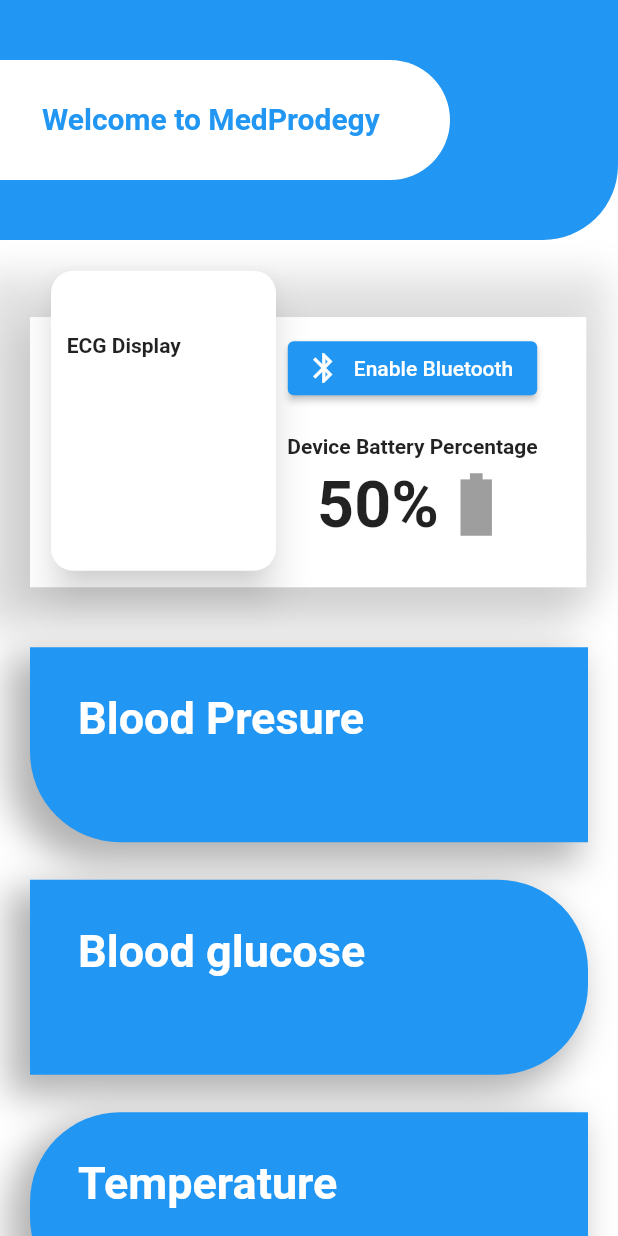
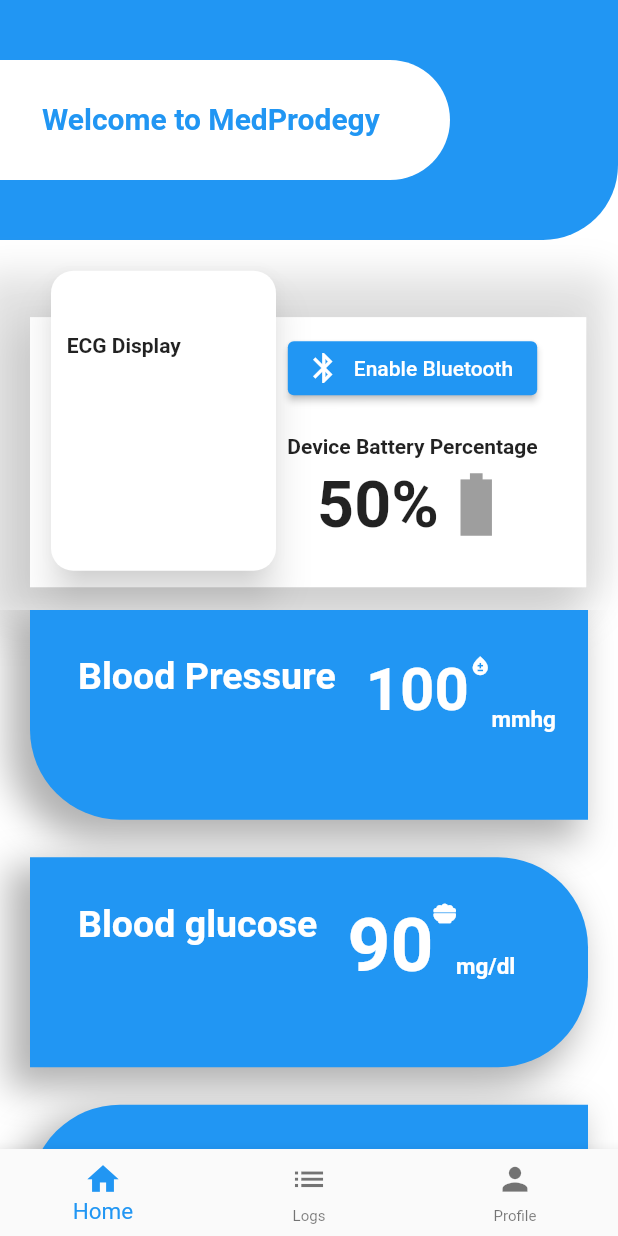
Before and after one commit to Tense-Turtles/MedProdigy-app, a Flutter app: the HomeView screen opened directly, on a phone screen of 412 x 824 dp. Run offline on Flutter 3.47's test engine with Material 2 defaults, Android fonts, the phone set to English and light mode, and no system bars; our stand-ins replace cloud_firestore, firebase_auth, firebase_core, flutter_bluetooth_serial, font_awesome_flutter, sqflite; accounts and stored records are empty.

Commit message:
updated homeage and added bottomnav

```diff
--- a/lib/ui/home_view.dart
+++ b/lib/ui/home_view.dart
@@ -6,7 +6,9 @@
 import 'package:flutter/material.dart';
 import 'package:hospicare_app/serial_bluetooth/MainPage.dart';
 import 'package:flutter/src/painting/box_shadow.dart';
+import 'themes/bottom_navbar.dart';
 import 'themes/custom_nv_bar.dart';
+import 'package:font_awesome_flutter/font_awesome_flutter.dart';
 
 class HomeView extends StatefulWidget {
   // ignore: prefer_const_constructors_in_immutables
@@ -26,6 +28,8 @@
     final double height = MediaQuery.of(context).size.height;
     final double width = MediaQuery.of(context).size.width;
     return Scaffold(
+      resizeToAvoidBottomInset: false,
+      bottomNavigationBar: bottomNavbar(),
       backgroundColor: Colors.white,
       body: Column(
         children: [
@@ -121,7 +125,7 @@
                           borderRadius: BorderRadius.circular(10),
                           // image: DecorationImage(
                           //     fit: BoxFit.fill,
-                          //     image: AssetImage('assets/images/logo.jpeg'))
+                          //     image: AssetImage('https://www.onlinebiologynotes.com/wp-content/uploads/2018/08/ECG-678x300.jpg'))
                         ),
                         child: Text(
                           "   ECG Display",
@@ -190,8 +194,8 @@
                     children: [
 //Blood Pressure
                       Container(
-                        margin: const EdgeInsets.only(bottom: 5, top: 25),
-                        height: 150,
+                        margin: const EdgeInsets.only(bottom: 5, top: 0),
+                        height: 160,
                         padding: const EdgeInsets.only(
                             left: 20, right: 20, bottom: 20),
                         child: Container(
@@ -213,32 +217,53 @@
                             bottom: 50,
                           ),
                           child: Column(
+                            children: [
+                              Row(
                                 crossAxisAlignment: CrossAxisAlignment.start,
                                 children: <Widget>[
                                   Text(
-                                "Blood Presure",
+                                    "Blood Pressure",
                                     style: TextStyle(
                                         color: Colors.white,
-                                    fontSize: 30,
+                                        fontSize: 25,
                                         fontWeight: FontWeight.bold),
+                                  ),
+                                  const SizedBox(
+                                    width: 20,
+                                  ),
+                                  Text(
+                                    "100",
+                                    style: TextStyle(
+                                        color: Colors.white,
+                                        fontSize: 40,
+                                        height: 0,
+                                        fontWeight: FontWeight.bold),
+                                  ),
+                                  Positioned(
+                                      left: -5,
+                                      child: Align(
+                                          alignment: Alignment.topLeft,
+                                          child: Icon(
+                                            Icons.bloodtype,
+                                            size: 15,
+                                            color: Colors.white,
+                                          ))),
+                                  Positioned(
+                                    left: -2,
+                                    child: Text(
+                                      "mmhg",
+                                      style: TextStyle(
+                                          color: Colors.white,
+                                          fontSize: 15,
+                                          height: 4,
+                                          fontWeight: FontWeight.bold),
+                                    ),
                                   ),
                                   const SizedBox(
                                     height: 2,
                                   ),
-                              // Align(
-                              //     alignment: Alignment.topRight,
-                              //     child: Icon(
-                              //       Icons.battery_full_sharp,
-                              //       size: 30,
-                              //       color: Colors.grey,
-                              //     )),
-                              // Text(
-                              //   "General range 90/60mmHg and 120/80mmHg",
-                              //   style: TextStyle(
-                              //       color: Colors.white,
-                              //       fontSize: 10,
-                              //       fontWeight: FontWeight.bold),
-                              // ),
+                                ],
+                              ),
                             ],
                           ),
                         ),
@@ -246,7 +271,7 @@
 //Blood glucose
                       Container(
                         margin: const EdgeInsets.only(bottom: 5, top: 0),
-                        height: 150,
+                        height: 160,
                         padding: const EdgeInsets.only(
                             left: 20, right: 20, bottom: 20),
                         child: Container(
@@ -268,29 +293,49 @@
                             top: 30,
                             bottom: 50,
                           ),
-                          child: Row(
+                          child: Column(
                             children: [
-                              Column(
+                              Row(
                                 crossAxisAlignment: CrossAxisAlignment.start,
                                 children: <Widget>[
                                   Text(
                                     "Blood glucose",
                                     style: TextStyle(
                                         color: Colors.white,
-                                        fontSize: 30,
+                                        fontSize: 25,
+                                        fontWeight: FontWeight.bold),
+                                  ),
+                                  const SizedBox(
+                                    width: 20,
+                                  ),
+                                  Text(
+                                    "90",
+                                    style: TextStyle(
+                                        color: Colors.white,
+                                        fontSize: 50,
+                                        height: 0,
+                                        fontWeight: FontWeight.bold),
+                                  ),
+                                  Positioned(
+                                      left: -5,
+                                      child: Align(
+                                          alignment: Alignment.topLeft,
+                                          child: Icon(
+                                            FontAwesomeIcons.bowlFood,
+                                            size: 15,
+                                            color: Colors.white,
+                                          ))),
+                                  Text(
+                                    "mg/dl",
+                                    style: TextStyle(
+                                        color: Colors.white,
+                                        fontSize: 15,
+                                        height: 4,
                                         fontWeight: FontWeight.bold),
                                   ),
                                   const SizedBox(
                                     height: 2,
                                   ),
-
-                                  // Text(
-                                  //   "these are your blood glucose readings",
-                                  //   style: TextStyle(
-                                  //       color: Colors.white,
-                                  //       fontSize: 13,
-                                  //       fontWeight: FontWeight.bold),
-                                  // ),
                                 ],
                               ),
                             ],
@@ -300,7 +345,7 @@
 //Temperature
                       Container(
                         margin: const EdgeInsets.only(bottom: 5, top: 0),
-                        height: 150,
+                        height: 160,
                         padding: const EdgeInsets.only(
                             left: 20, right: 20, bottom: 20),
                         child: Container(
@@ -323,41 +368,66 @@
                             bottom: 50,
                           ),
                           child: Column(
+                            children: [
+                              Row(
                                 crossAxisAlignment: CrossAxisAlignment.start,
                                 children: <Widget>[
                                   Text(
-                                "Temperature",
+                                    "Temparature",
                                     style: TextStyle(
                                         color: Colors.white,
-                                    fontSize: 30,
+                                        fontSize: 25,
+                                        fontWeight: FontWeight.bold),
+                                  ),
+                                  const SizedBox(
+                                    width: 20,
+                                  ),
+                                  Text(
+                                    "90",
+                                    style: TextStyle(
+                                        color: Colors.white,
+                                        fontSize: 50,
+                                        height: 0,
+                                        fontWeight: FontWeight.bold),
+                                  ),
+                                  Positioned(
+                                      left: -5,
+                                      child: Align(
+                                          alignment: Alignment.topLeft,
+                                          child: Icon(
+                                            FontAwesomeIcons.temperatureHalf,
+                                            size: 15,
+                                            color: Colors.white,
+                                          ))),
+                                  Text(
+                                    "º/c",
+                                    style: TextStyle(
+                                        color: Colors.white,
+                                        fontSize: 15,
+                                        height: 4,
                                         fontWeight: FontWeight.bold),
                                   ),
                                   const SizedBox(
                                     height: 2,
                                   ),
-                              // Text(
-                              //   "these are your Temperature readings",
-                              //   style: TextStyle(
-                              //       color: Colors.white,
-                              //       fontSize: 13,
-                              //       fontWeight: FontWeight.bold),
-                              // ),
+                                ],
+                              ),
                             ],
                           ),
                         ),
                       ),
 //Spo2
                       Container(
-                        margin: const EdgeInsets.only(bottom: 10, top: 0),
-                        height: 150,
+                        margin: const EdgeInsets.only(bottom: 5, top: 0),
+                        height: 160,
                         padding: const EdgeInsets.only(
                             left: 20, right: 20, bottom: 20),
                         child: Container(
                           decoration: BoxDecoration(
                               color: Colors.blue,
                               borderRadius: const BorderRadius.only(
-                                  // bottomRight: Radius.circular(60),
-                                  topRight: Radius.circular(60)),
+                                topRight: Radius.circular(60),
+                              ),
                               boxShadow: [
                                 BoxShadow(
                                     color: Colors.black.withOpacity(0.3),
@@ -371,25 +441,50 @@
                             bottom: 50,
                           ),
                           child: Column(
+                            children: [
+                              Row(
                                 crossAxisAlignment: CrossAxisAlignment.start,
                                 children: <Widget>[
                                   Text(
-                                "SpO\u2082",
+                                    " SpO\u2082",
                                     style: TextStyle(
                                         color: Colors.white,
-                                    fontSize: 30,
+                                        fontSize: 25,
+                                        fontWeight: FontWeight.bold),
+                                  ),
+                                  const SizedBox(
+                                    width: 100,
+                                  ),
+                                  Text(
+                                    "70",
+                                    style: TextStyle(
+                                        color: Colors.white,
+                                        fontSize: 50,
+                                        height: 0,
+                                        fontWeight: FontWeight.bold),
+                                  ),
+                                  Positioned(
+                                      left: -5,
+                                      child: Align(
+                                          alignment: Alignment.topLeft,
+                                          child: Icon(
+                                            FontAwesomeIcons.heartCircleCheck,
+                                            size: 15,
+                                            color: Colors.white,
+                                          ))),
+                                  Text(
+                                    "%",
+                                    style: TextStyle(
+                                        color: Colors.white,
+                                        fontSize: 15,
+                                        height: 4,
                                         fontWeight: FontWeight.bold),
                                   ),
                                   const SizedBox(
                                     height: 2,
                                   ),
-                              // Text(
-                              //   "these are your SpO\u2082 readings",
-                              //   style: TextStyle(
-                              //       color: Colors.white,
-                              //       fontSize: 13,
-                              //       fontWeight: FontWeight.bold),
-                              // ),
+                                ],
+                              ),
                             ],
                           ),
                         ),
--- /dev/null
+++ b/lib/ui/logs.dart
@@ -0,0 +1,21 @@
+// ignore_for_file: implementation_imports, unnecessary_import, camel_case_types, avoid_unnecessary_containers, prefer_const_constructors
+
+import 'package:flutter/material.dart';
+import 'package:flutter/src/widgets/container.dart';
+import 'package:flutter/src/widgets/framework.dart';
+
+class logs extends StatefulWidget {
+  const logs({super.key});
+
+  @override
+  State<logs> createState() => _logsState();
+}
+
+class _logsState extends State<logs> {
+  @override
+  Widget build(BuildContext context) {
+    return Container(
+      child: Text("logs here"),
+    );
+  }
+}
--- /dev/null
+++ b/lib/ui/profile.dart
@@ -0,0 +1,21 @@
+// ignore_for_file: camel_case_types, implementation_imports, unnecessary_import, avoid_unnecessary_containers, prefer_const_constructors
+
+import 'package:flutter/material.dart';
+import 'package:flutter/src/widgets/container.dart';
+import 'package:flutter/src/widgets/framework.dart';
+
+class profileview extends StatefulWidget {
+  const profileview({super.key});
+
+  @override
+  State<profileview> createState() => _profileviewState();
+}
+
+class _profileviewState extends State<profileview> {
+  @override
+  Widget build(BuildContext context) {
+    return Container(
+      child: Text("profile here"),
+    );
+  }
+}
--- /dev/null
+++ b/lib/ui/themes/bottom_navbar.dart
@@ -0,0 +1,37 @@
+// ignore_for_file: implementation_imports, camel_case_types, unused_import, unnecessary_import
+
+import 'package:flutter/material.dart';
+import 'package:flutter/src/widgets/container.dart';
+import 'package:flutter/src/widgets/framework.dart';
+
+class bottomNavbar extends StatefulWidget {
+  const bottomNavbar({super.key});
+
+  @override
+  State<bottomNavbar> createState() => _bottomNavbarState();
+}
+
+class _bottomNavbarState extends State<bottomNavbar> {
+  int index = 0;
+
+  @override
+  Widget build(BuildContext context) {
+    return BottomNavigationBar(
+        currentIndex: index,
+        onTap: (int i) {
+          setState(() {
+            index = i;
+          });
+        },
+        type: BottomNavigationBarType.fixed,
+        selectedItemColor: Colors.blue,
+        iconSize: 25,
+        selectedFontSize: 15,
+        unselectedFontSize: 10,
+        items: const [
+          BottomNavigationBarItem(icon: Icon(Icons.home), label: "Home"),
+          BottomNavigationBarItem(icon: Icon(Icons.list), label: "Logs"),
+          BottomNavigationBarItem(icon: Icon(Icons.person), label: "Profile"),
+        ]);
+  }
+}
--- /dev/null
+++ b/lib/ui/themes/routs.dart
@@ -0,0 +1,18 @@
+// ignore_for_file: camel_case_types, implementation_imports, unused_local_variable, unused_import
+import 'package:flutter/src/widgets/framework.dart';
+
+import '../home_view.dart';
+import '../logs.dart';
+import '../profile.dart';
+
+class routsNavBar extends StatelessWidget {
+  final int index;
+  const routsNavBar({super.key, required this.index});
+
+  @override
+  Widget build(BuildContext context) {
+    // ignore: prefer_const_constructors
+    List<Widget> myList = [HomeView(), logs(), profileview()];
+    return myList[index];
+  }
+}
--- a/pubspec.yaml
+++ b/pubspec.yaml
@@ -39,6 +39,7 @@
   # The following adds the Cupertino Icons font to your application.
   # Use with the CupertinoIcons class for iOS style icons.
   cupertino_icons: ^1.0.2
+  font_awesome_flutter: ^10.1.0
   http: ^0.13.4
   cloud_firestore: ^3.4.2
   firebase_auth: ^3.5.0
```
Also changed, not shown: pubspec.lock. Lines whose indentation alone changed are shown as unchanged.
